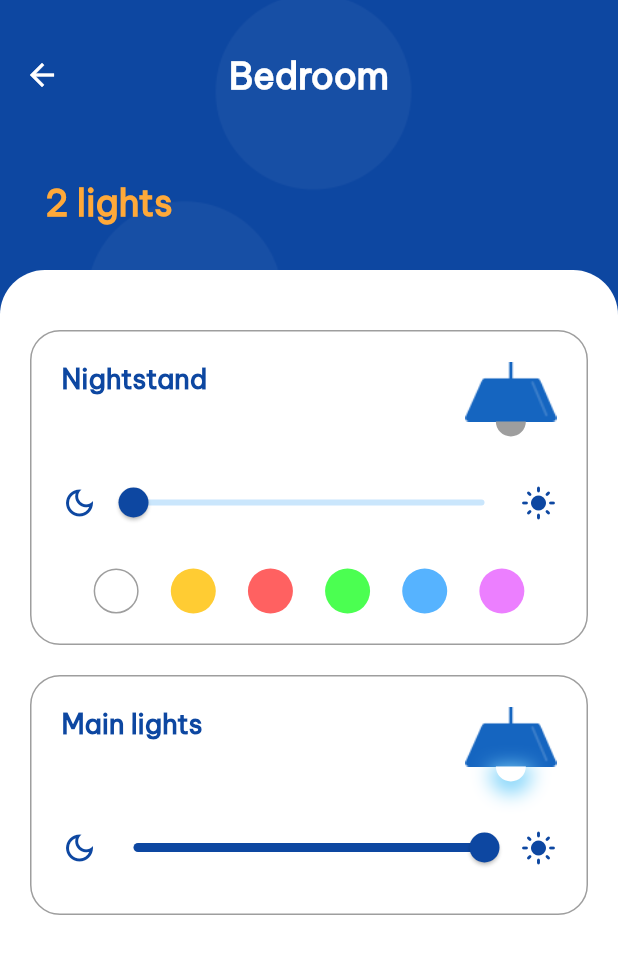
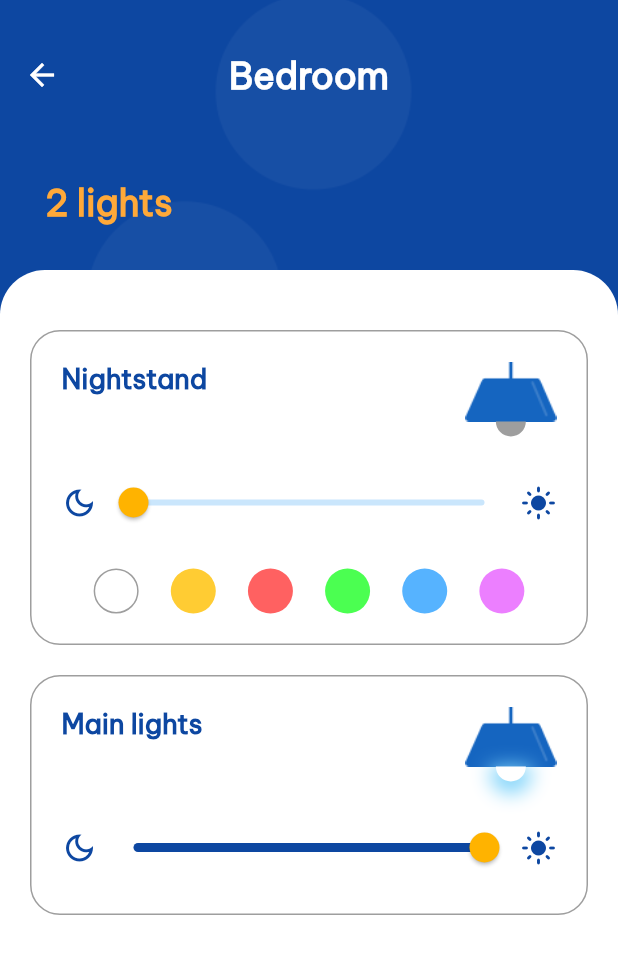
Before and after one commit to Mayank-9018/SmartHome, a Flutter app: the screen it shows after launch, after a tap on "Bedroom", on a phone screen of 412 x 824 dp. Shown: the top 954 px of the screen. Run offline on Flutter 3.47's test engine with Material 2 defaults, Android fonts, the phone set to English and light mode, and no system bars.

Commit message:
Change Slider thumb color

```diff
--- a/lib/res/dark_theme.dart
+++ b/lib/res/dark_theme.dart
@@ -13,7 +13,7 @@ ThemeData darkTheme = ThemeData(
   sliderTheme: SliderThemeData(
     activeTrackColor: Colors.blue,
     inactiveTickMarkColor: Colors.blue.shade50,
-    thumbColor: Colors.blue,
+    thumbColor: Colors.amber.shade600,
     overlayColor: Colors.blue.withOpacity(0.25),
   ),
 );
--- a/lib/res/light_theme.dart
+++ b/lib/res/light_theme.dart
@@ -13,7 +13,7 @@ ThemeData lightTheme = ThemeData(
   sliderTheme: SliderThemeData(
     activeTrackColor: Colors.blue.shade900,
     inactiveTickMarkColor: Colors.blue.shade50,
-    thumbColor: Colors.blue.shade900,
+    thumbColor: Colors.amber.shade600,
     overlayColor: Colors.blue.shade900.withOpacity(0.25),
   ),
 );
--- a/lib/screens/room_control.dart
+++ b/lib/screens/room_control.dart
@@ -6,7 +6,6 @@ import 'package:smart_home/models/navigation.dart';
 import 'package:smart_home/models/room.dart';
 import 'package:smart_home/res/text_styles.dart';
 
-import '../res/colors.dart';
 
 class RoomControlHeader extends StatelessWidget {
   final Room room;
```
